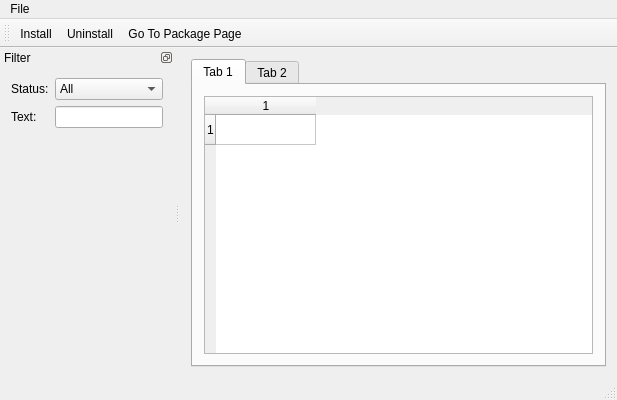
The window that wpmcpp/mainwindow.ui (npackd/npackd) describes before a commit, drawn with Qt 5.
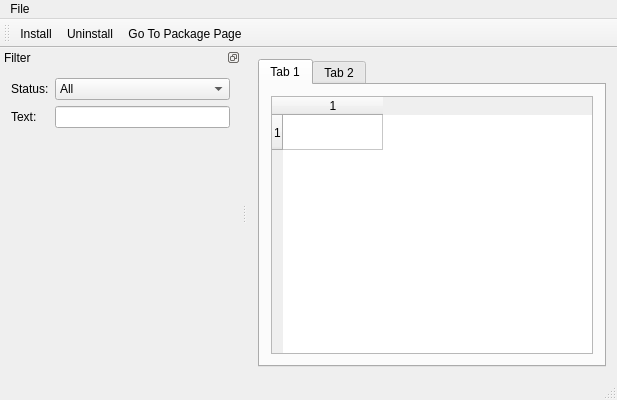
The same window after the commit.

Diff of the .ui file:
```diff
--- a/wpmcpp/mainwindow.ui
+++ b/wpmcpp/mainwindow.ui
@@ -48,6 +48,12 @@
           <property name="columnCount">
            <number>1</number>
           </property>
+          <attribute name="verticalHeaderDefaultSectionSize">
+           <number>35</number>
+          </attribute>
+          <attribute name="verticalHeaderDefaultSectionSize">
+           <number>35</number>
+          </attribute>
           <row/>
           <column/>
          </widget>
@@ -185,6 +191,11 @@
          <string>Installed</string>
         </property>
        </item>
+       <item>
+        <property name="text">
+         <string>Installed, Update Available</string>
+        </property>
+       </item>
       </widget>
      </item>
      <item row="1" column="0">
```
